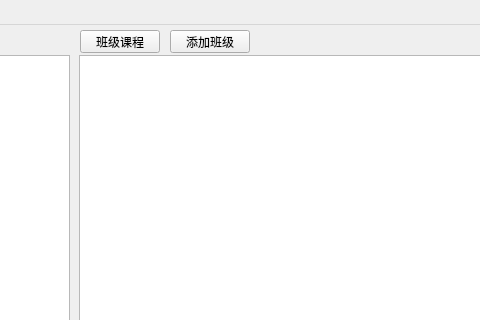
Old version of the form mainwindow.ui in the repository jiangzheng1582090156/student_manager_system; both pictures show x 110 to 590 and y 0 to 320 of the 957 by 649 pixel window.
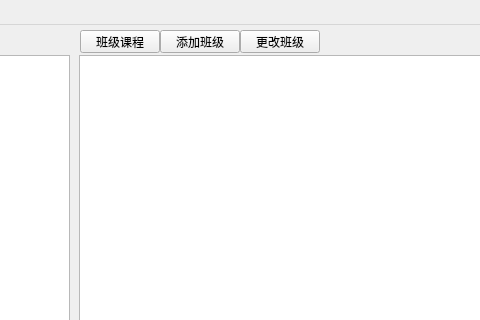
New version of the form.

Diff of the .ui file:
```diff
--- a/mainwindow.ui
+++ b/mainwindow.ui
@@ -100,7 +100,7 @@
    <widget class="QPushButton" name="btn_add_class">
     <property name="geometry">
      <rect>
-      <x>280</x>
+      <x>270</x>
       <y>5</y>
       <width>80</width>
       <height>23</height>
@@ -110,6 +110,19 @@
      <string>添加班级</string>
     </property>
    </widget>
+   <widget class="QPushButton" name="btn_change_class">
+    <property name="geometry">
+     <rect>
+      <x>350</x>
+      <y>5</y>
+      <width>80</width>
+      <height>23</height>
+     </rect>
+    </property>
+    <property name="text">
+     <string>更改班级</string>
+    </property>
+   </widget>
   </widget>
   <widget class="QMenuBar" name="menuBar">
    <property name="geometry">
```
